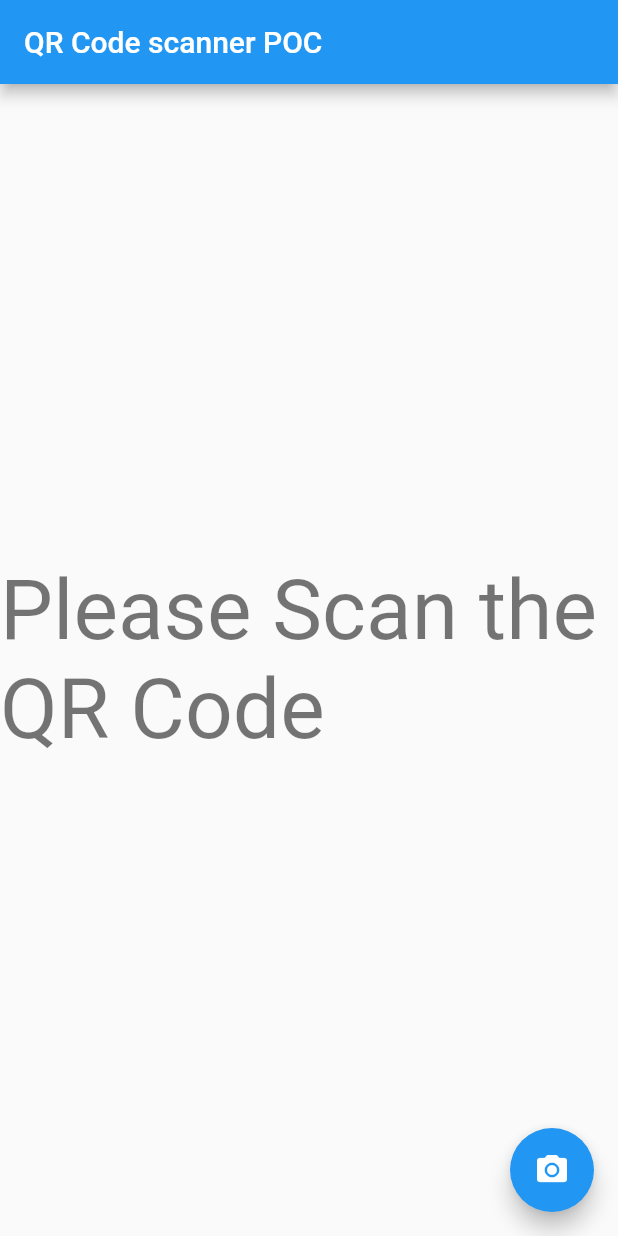
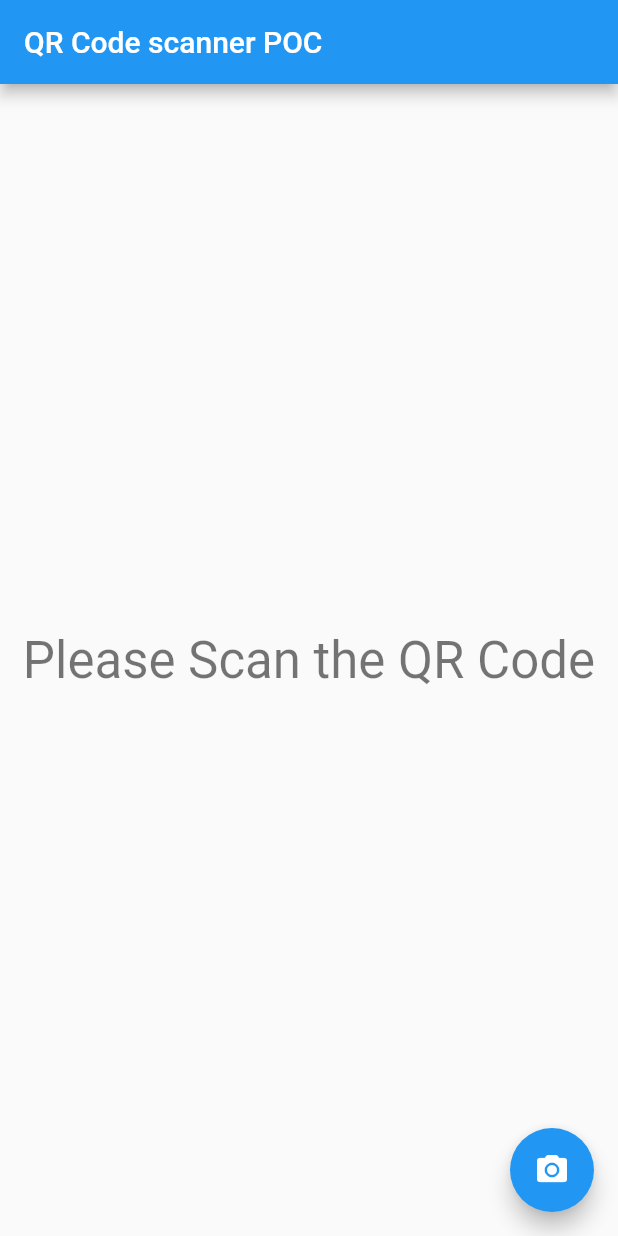
Before and after one commit to nateshmbhat/nuclei-flutter-poc-qr-code-scanner, a Flutter app: the screen it shows after launch, on a phone screen of 412 x 824 dp. Run offline on Flutter 3.47's test engine with Material 2 defaults, Android fonts, the phone set to English and light mode, and no system bars; missing offline and left inert: barcode_scan.

Commit message:
updated qr poc code

```diff
--- a/lib/main.dart
+++ b/lib/main.dart
@@ -53,7 +53,7 @@ class _MyHomePageState extends State<MyHomePage> {
             qrCodeResult == null
                 ? Text(
                     'Please Scan the QR Code',
-                    style: Theme.of(context).textTheme.headline2,
+                    style: Theme.of(context).textTheme.headline4,
                   )
                 : buildQRWidget()
           ],
```
